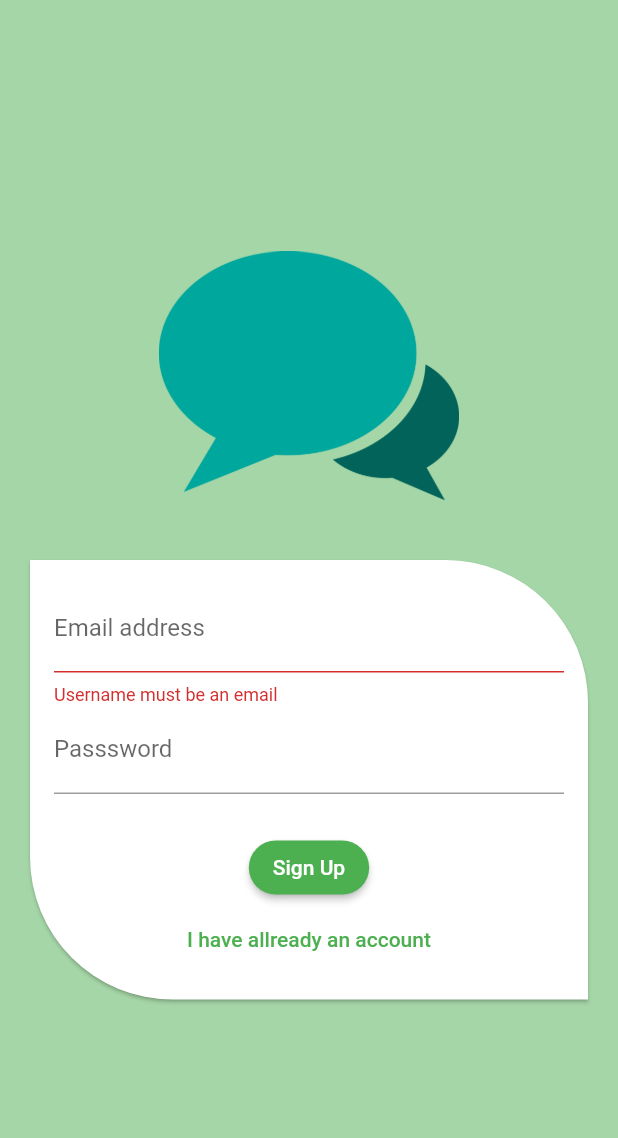
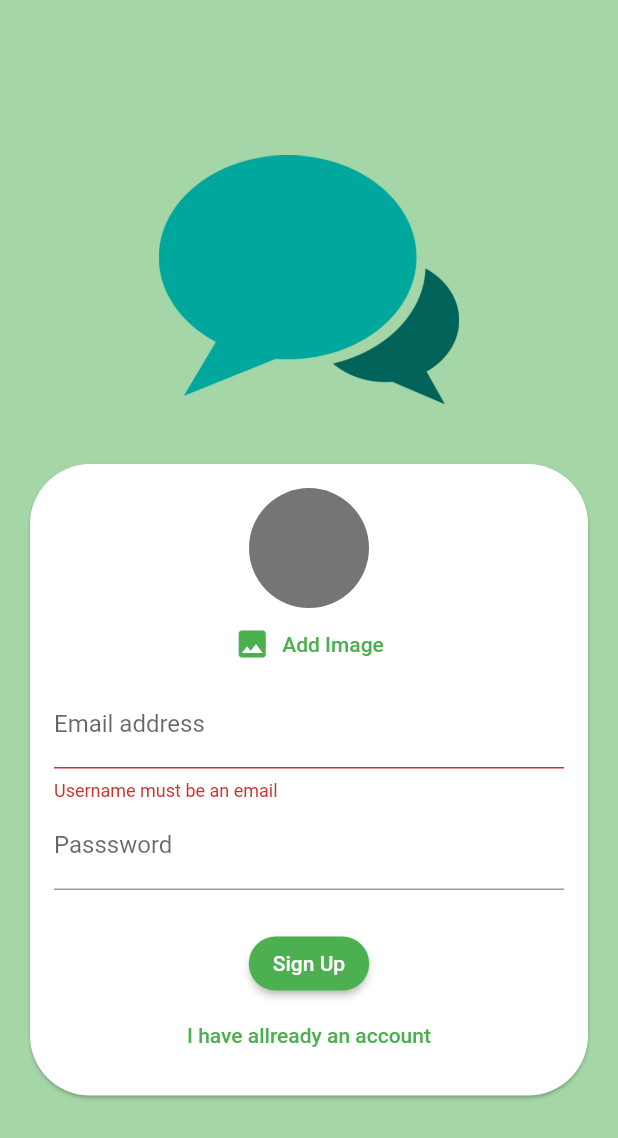
Before and after one commit to efrizalnf/me_chat_app, a Flutter app: the screen it shows after launch, after a tap on "Sign In", after a tap on "Create an account", on a phone screen of 412 x 824 dp. Shown: the top 1138 px of the screen. Run offline on Flutter 3.47's test engine with Material 2 defaults, Android fonts, the phone set to English and light mode, and no system bars; our stand-ins replace cloud_firestore, emoji_picker_flutter, firebase_auth, firebase_core, google_sign_in, image_picker; accounts and stored records are empty.

Commit message:
added Image Picker for signUp

```diff
--- a/lib/module/login/view/login_view.dart
+++ b/lib/module/login/view/login_view.dart
@@ -2,6 +2,7 @@ import 'dart:developer';
 
 import 'package:flutter/material.dart';
 import 'package:me_chat_app/core.dart';
+import '../../../shared/widget/image_picker.dart';
 import '../controller/login_controller.dart';
 
 class LoginView extends StatefulWidget {
@@ -29,10 +30,7 @@ class LoginView extends StatefulWidget {
             ),
             Card(
               shape: const RoundedRectangleBorder(
-                borderRadius: BorderRadiusDirectional.only(
-                  bottomStart: Radius.circular(95),
-                  topEnd: Radius.circular(95),
-                ),
+                borderRadius: BorderRadius.all(Radius.circular(40)),
               ),
               margin: const EdgeInsets.all(20),
               child: SingleChildScrollView(
@@ -42,6 +40,12 @@ class LoginView extends StatefulWidget {
                     key: controller.form,
                     child: Column(
                       children: [
+                        if (!controller.isLogin)
+                          ImagePickerWidget(
+                              getImage: controller.imagePicker,
+                              foreGroundImage: controller.imagePicked != null
+                                  ? FileImage(controller.imagePicked!)
+                                  : null),
                         TextFormField(
                           decoration: const InputDecoration(
                             labelText: 'Email address',
--- /dev/null
+++ b/lib/shared/widget/image_picker.dart
@@ -0,0 +1,32 @@
+// ignore_for_file: camel_case_types, prefer_typing_uninitialized_variables
+
+import 'dart:io';
+
+import 'package:flutter/material.dart';
+
+class ImagePickerWidget extends StatelessWidget {
+  final Function() getImage;
+  final FileImage? foreGroundImage;
+  const ImagePickerWidget(
+      {Key? key, required this.getImage, required this.foreGroundImage})
+      : super(key: key);
+
+  @override
+  Widget build(BuildContext context) {
+    // LoginController controller = LoginController();
+    return Column(
+      children: [
+        CircleAvatar(
+          radius: 40,
+          backgroundColor: Colors.black54,
+          foregroundImage: foreGroundImage,
+        ),
+        TextButton.icon(
+          onPressed: getImage,
+          icon: const Icon(Icons.image),
+          label: const Text("Add Image"),
+        )
+      ],
+    );
+  }
+}
--- a/pubspec.yaml
+++ b/pubspec.yaml
@@ -34,9 +34,11 @@ dependencies:
   emoji_picker_flutter: ^1.5.2
   firebase_auth: ^4.3.0
   firebase_core: ^2.8.0
+  firebase_storage: ^11.2.1
   flutter:
     sdk: flutter
   google_sign_in: ^6.0.2
+  image_picker: ^0.8.7+5
   ionicons: ^0.2.2
 
 dev_dependencies:
```
Also changed, not shown: lib/module/login/controller/login_controller.dart (+19 -3 lines), pubspec.lock.
